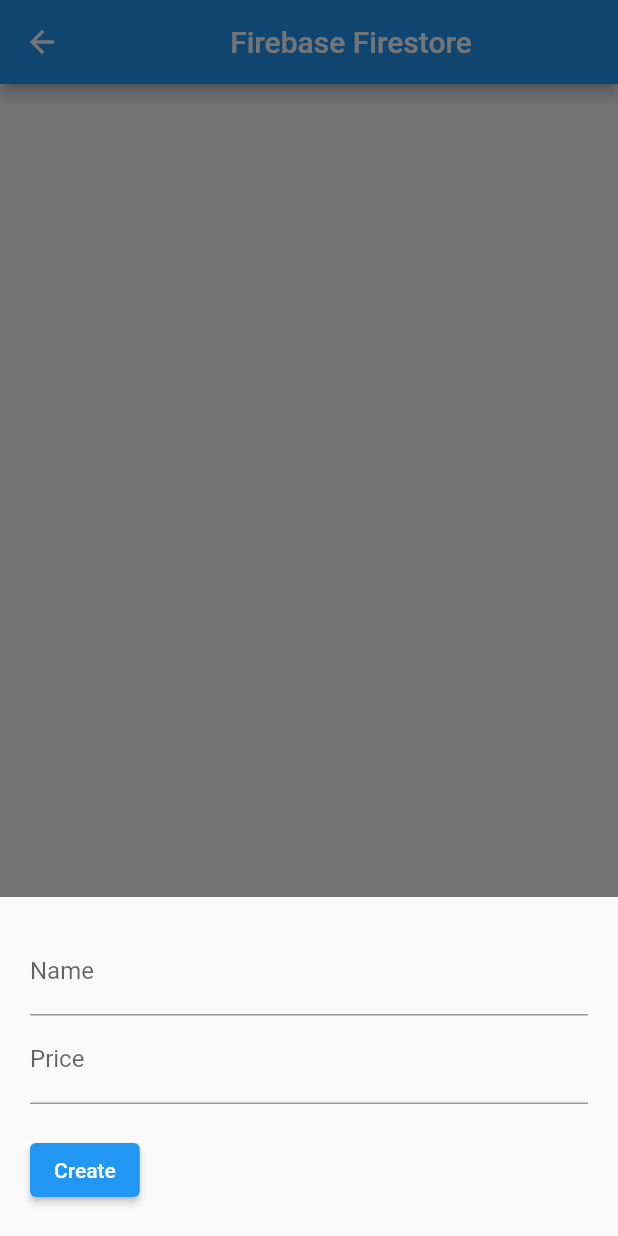
After one commit to JanWeil/App, a Flutter app: the Products screen opened directly, after a tap on the "add" icon, on a phone screen of 412 x 824 dp. The commit adds this screen. Run offline on Flutter 3.47's test engine with Material 2 defaults, Android fonts, the phone set to English and light mode, and no system bars; our stand-ins replace cloud_firestore, firebase_auth, firebase_core, firebase_database; accounts and stored records are empty.

Commit message:
Zwischenstand (Datenbank steht)

```diff
--- /dev/null
+++ b/lib/data.dart
@@ -0,0 +1,194 @@
+import 'package:flutter/material.dart';
+import 'package:firebase_core/firebase_core.dart';
+import 'package:cloud_firestore/cloud_firestore.dart';
+
+
+class Products extends StatefulWidget {
+  const Products({Key? key}) : super(key: key);
+
+  @override
+  _ProductsState createState() => _ProductsState();
+}
+
+class _ProductsState extends State<Products> {
+// text fields' controllers
+  final TextEditingController _nameController = TextEditingController();
+  final TextEditingController _priceController = TextEditingController();
+
+  final CollectionReference _products =
+  FirebaseFirestore.instance.collection('products');
+
+  Future<void> _create([DocumentSnapshot? documentSnapshot]) async {
+
+    await showModalBottomSheet(
+        isScrollControlled: true,
+        context: context,
+        builder: (BuildContext ctx) {
+          return Padding(
+            padding: EdgeInsets.only(
+                top: 20,
+                left: 20,
+                right: 20,
+                bottom: MediaQuery.of(ctx).viewInsets.bottom + 20),
+            child: Column(
+              mainAxisSize: MainAxisSize.min,
+              crossAxisAlignment: CrossAxisAlignment.start,
+              children: [
+                TextField(
+                  controller: _nameController,
+                  decoration: const InputDecoration(labelText: 'Name'),
+                ),
+                TextField(
+                  keyboardType:
+                  const TextInputType.numberWithOptions(decimal: true),
+                  controller: _priceController,
+                  decoration: const InputDecoration(
+                    labelText: 'Price',
+                  ),
+                ),
+                const SizedBox(
+                  height: 20,
+                ),
+                ElevatedButton(
+                  child: const Text('Create'),
+                  onPressed: () async {
+                    final String name = _nameController.text;
+                    final double? price =
+                    double.tryParse(_priceController.text);
+                    if (price != null) {
+                      await _products.add({"name": name, "price": price});
+
+                      _nameController.text = '';
+                      _priceController.text = '';
+                      Navigator.of(context).pop();
+                    }
+                  },
+                )
+              ],
+            ),
+          );
+
+        });
+  }
+  Future<void> _update([DocumentSnapshot? documentSnapshot]) async {
+    if (documentSnapshot != null) {
+
+      _nameController.text = documentSnapshot['name'];
+      _priceController.text = documentSnapshot['price'].toString();
+    }
+
+    await showModalBottomSheet(
+        isScrollControlled: true,
+        context: context,
+        builder: (BuildContext ctx) {
+          return Padding(
+            padding: EdgeInsets.only(
+                top: 20,
+                left: 20,
+                right: 20,
+                bottom: MediaQuery.of(ctx).viewInsets.bottom + 20),
+            child: Column(
+              mainAxisSize: MainAxisSize.min,
+              crossAxisAlignment: CrossAxisAlignment.start,
+              children: [
+                TextField(
+                  controller: _nameController,
+                  decoration: const InputDecoration(labelText: 'Name'),
+                ),
+                TextField(
+                  keyboardType:
+                  const TextInputType.numberWithOptions(decimal: true),
+                  controller: _priceController,
+                  decoration: const InputDecoration(
+                    labelText: 'Price',
+                  ),
+                ),
+                const SizedBox(
+                  height: 20,
+                ),
+                ElevatedButton(
+                  child: const Text( 'Update'),
+                  onPressed: () async {
+                    final String name = _nameController.text;
+                    final double? price =
+                    double.tryParse(_priceController.text);
+                    if (price != null) {
+
+                      await _products
+                          .doc(documentSnapshot!.id)
+                          .update({"name": name, "price": price});
+                      _nameController.text = '';
+                      _priceController.text = '';
+                      Navigator.of(context).pop();
+                    }
+                  },
+                )
+              ],
+            ),
+          );
+        });
+  }
+
+  Future<void> _delete(String productId) async {
+    await _products.doc(productId).delete();
+
+    ScaffoldMessenger.of(context).showSnackBar(const SnackBar(
+        content: Text('You have successfully deleted a product')));
+  }
+
+  @override
+  Widget build(BuildContext context) {
+    return Scaffold(
+        appBar: AppBar(
+          title: const Center(child: Text('Firebase Firestore')),
+        ),
+        body: StreamBuilder(
+          stream: _products.snapshots(),
+          builder: (context, AsyncSnapshot<QuerySnapshot> streamSnapshot) {
+            if (streamSnapshot.hasData) {
+              return ListView.builder(
+                itemCount: streamSnapshot.data!.docs.length,
+                itemBuilder: (context, index) {
+                  final DocumentSnapshot documentSnapshot =
+                  streamSnapshot.data!.docs[index];
+                  return Card(
+                    margin: const EdgeInsets.all(10),
+                    child: ListTile(
+                      title: Text(documentSnapshot['name']),
+                      subtitle: Text(documentSnapshot['price'].toString()),
+                      trailing: SizedBox(
+                        width: 100,
+                        child: Row(
+                          children: [
+                            IconButton(
+                                icon: const Icon(Icons.edit),
+                                onPressed: () =>
+                                    _update(documentSnapshot)),
+                            IconButton(
+                                icon: const Icon(Icons.delete),
+                                onPressed: () =>
+                                    _delete(documentSnapshot.id)),
+                          ],
+                        ),
+                      ),
+                    ),
+                  );
+                },
+              );
+            }
+
+            return const Center(
+              child: CircularProgressIndicator(),
+            );
+          },
+        ),
+// Add new product
+        floatingActionButton: FloatingActionButton(
+          onPressed: () => _create(),
+          child: const Icon(Icons.add),
+
+        ),
+        floatingActionButtonLocation: FloatingActionButtonLocation.centerFloat
+    );
+  }
+}
--- a/lib/screens/home_screen.dart
+++ b/lib/screens/home_screen.dart
@@ -1,6 +1,7 @@
 import 'package:DHBuyW/screens/signin_screen.dart';
 import 'package:firebase_auth/firebase_auth.dart';
 import 'package:flutter/material.dart';
+
 class HomeScreen extends StatefulWidget {
   const HomeScreen({Key? key}) : super(key: key);
 
--- a/lib/screens/signup.dart
+++ b/lib/screens/signup.dart
@@ -64,7 +64,7 @@ class _SignUpScreenState extends State<SignUpScreen> {
                       password: _passwordTextController.text).then((value) {
                         //Datenbankeintrag
 
-                        AuthenticationService.insertStudent(_userNameTextController.text, _emailTextController.text, AuthenticationService.getStudentID());
+                      //  AuthenticationService.insertStudent(_userNameTextController.text, _emailTextController.text, AuthenticationService.getStudentID());
 
                         Navigator.push(context,
                         MaterialPageRoute(builder: (context) => HomeScreen()));
--- a/pubspec.yaml
+++ b/pubspec.yaml
@@ -62,8 +62,8 @@ flutter:
   uses-material-design: true
 
   # To add assets to your application, add an assets section, like this:
-  assets:
-     - assets/images/
+ # assets:
+  #   - assets/images/
 
   # An image asset can refer to one or more resolution-specific "variants", see
   # https://flutter.dev/assets-and-images/#resolution-aware
```
Also changed, not shown: lib/main.dart (+9 -7 lines), pubspec.lock, 1 other file.
